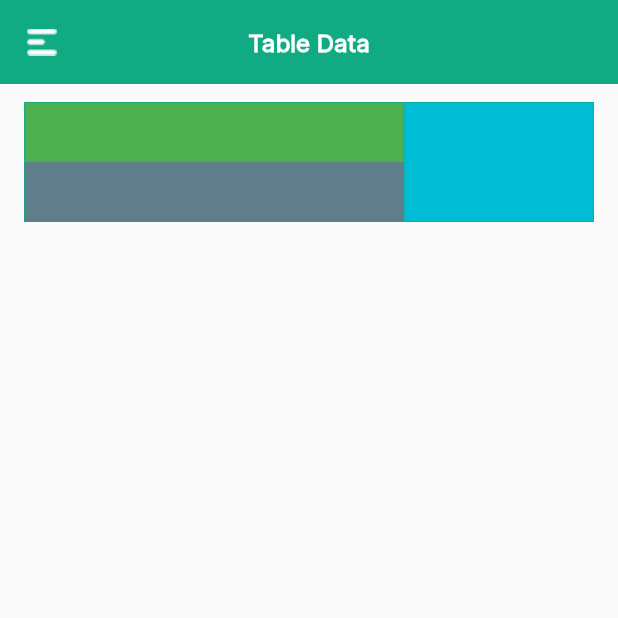
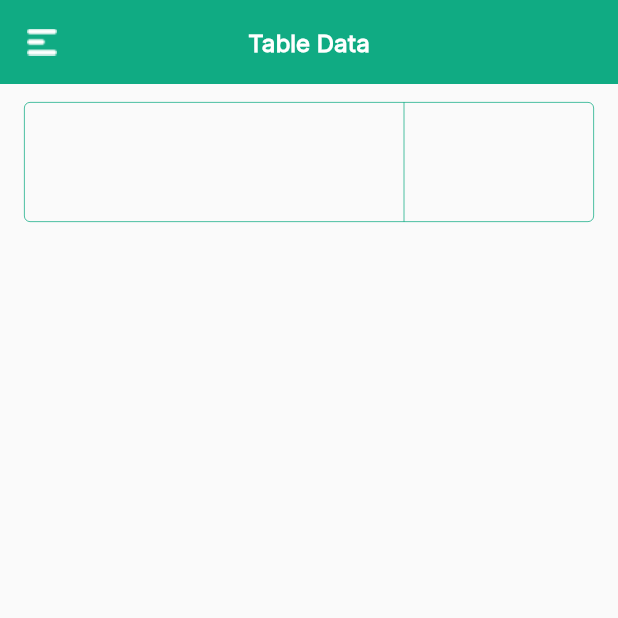
Before and after one commit to marufrobin/demo_limited_company, a Flutter app: the screen it shows after launch, on a phone screen of 412 x 824 dp, the top half of it. Run offline on Flutter 3.47's test engine with Material 2 defaults, Android fonts, the phone set to English and light mode, and no system bars.

Commit message:
table boder radius set to 4

```diff
--- a/lib/home_page.dart
+++ b/lib/home_page.dart
@@ -256,7 +256,10 @@ class BodyTable extends StatelessWidget {
     return Container(
       margin: const EdgeInsets.symmetric(vertical: 12, horizontal: 16),
       child: Table(
-          border: TableBorder.all(width: 0.5, color: Color(0xff10AB83)),
+          border: TableBorder.all(
+              width: 0.5,
+              color: Color(0xff10AB83),
+              borderRadius: BorderRadius.circular(4)),
           columnWidths: <int, TableColumnWidth>{
             0: IntrinsicColumnWidth(flex: 2),
             1: FlexColumnWidth(),
@@ -267,16 +270,16 @@ class BodyTable extends StatelessWidget {
               TableCell(
                   verticalAlignment: TableCellVerticalAlignment.fill,
                   child: Container(
-                    color: Colors.green,
+                    // color: Colors.green,
                     child: Column(
                       children: [
                         Container(
                           height: 40,
-                          color: Colors.green,
+                          // color: Colors.green,
                         ),
                         Container(
                           height: 40,
-                          color: Colors.blueGrey,
+                          // color: Colors.blueGrey,
                         )
                       ],
                     ),
@@ -284,7 +287,7 @@ class BodyTable extends StatelessWidget {
               Container(
                 width: 78,
                 height: 80,
-                color: Colors.cyan,
+                // color: Colors.cyan,
               )
             ])
           ]),
```
